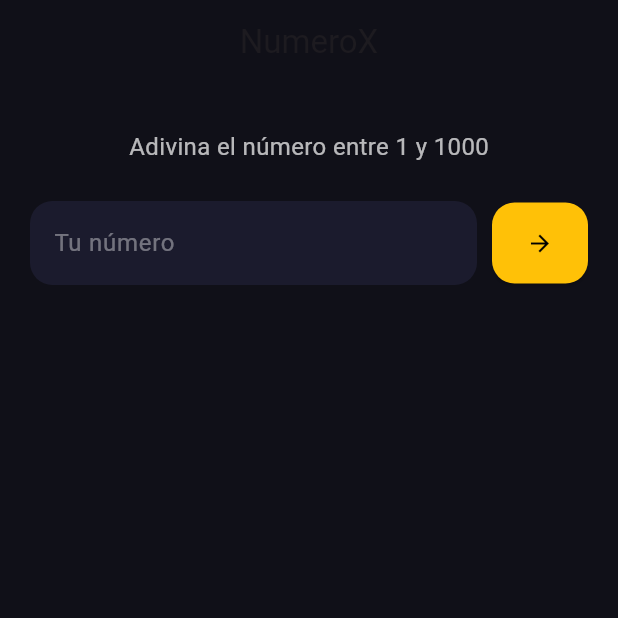
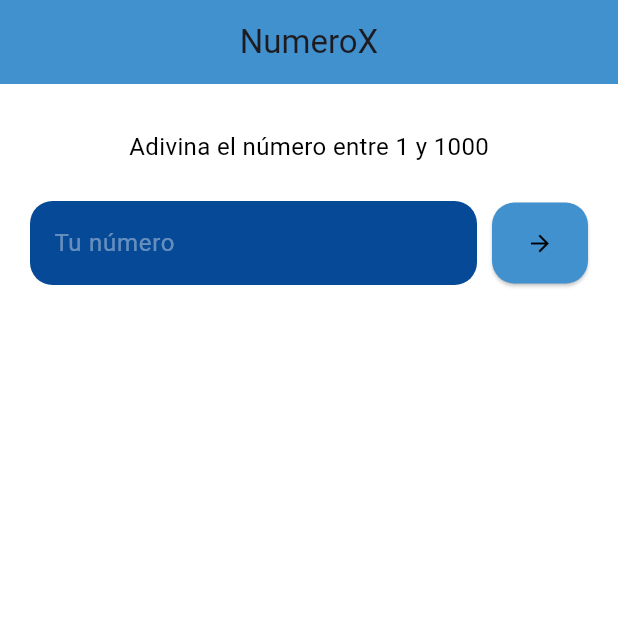
Before and after one commit to JulietaOM/app_JulietaOM, a Flutter app: the screen it shows after launch, on a phone screen of 412 x 824 dp, the top half of it. Run offline on Flutter 3.47's test engine with Material 3 defaults, Android fonts, the phone set to English and light mode, and no system bars.

Commit message:
Cambio estilo en codigo main

```diff
--- a/lib/main.dart
+++ b/lib/main.dart
@@ -25,8 +25,8 @@ class _GameScreenState extends State<GameScreen> {
   String getHint(int diff) {
     if (diff == 0) return "🎯 EXACTO";
     if (diff <= 10) return "🔥 ARDIENDO";
-    if (diff <= 30) return "☀️ CALIENTE";
-    if (diff <= 80) return "🌤️ TIBIO";
+    if (diff <= 25) return "☀️ CALIENTE";
+    if (diff <= 50) return "🌤️ TIBIO";
     return "❄️ FRÍO";
   }
 
@@ -87,13 +87,12 @@ class _GameScreenState extends State<GameScreen> {
       });
     }
   }
-
   @override
   Widget build(BuildContext context) {
     return Scaffold(
-      backgroundColor: const Color(0xFF101018),
+      backgroundColor: const Color.fromARGB(0, 162, 60, 60),
       appBar: AppBar(
-        backgroundColor: const Color(0xFF101018),
+        backgroundColor: const Color.fromARGB(255, 65, 145, 207),
         elevation: 0,
         title: const Text("NumeroX"),
         centerTitle: true,
@@ -107,11 +106,10 @@ class _GameScreenState extends State<GameScreen> {
             const Text(
               "Adivina el número entre 1 y 1000",
               style: TextStyle(
-                color: Colors.white70,
+                color: Color.fromARGB(255, 0, 0, 0),
                 fontSize: 16,
               ),
             ),
-
             const SizedBox(height: 25),
 
             Row(
@@ -125,7 +123,7 @@ class _GameScreenState extends State<GameScreen> {
                       hintText: "Tu número",
                       hintStyle: const TextStyle(color: Colors.white38),
                       filled: true,
-                      fillColor: const Color(0xFF1B1B2D),
+                      fillColor: const Color.fromARGB(255, 6, 73, 150),
                       border: OutlineInputBorder(
                         borderRadius: BorderRadius.circular(15),
                         borderSide: BorderSide.none,
@@ -137,17 +135,16 @@ class _GameScreenState extends State<GameScreen> {
                 ElevatedButton(
                   onPressed: checkNumber,
                   style: ElevatedButton.styleFrom(
-                    backgroundColor: Colors.amber,
+                    backgroundColor:  const Color.fromARGB(255, 65, 145, 207),
                     padding: const EdgeInsets.all(18),
                     shape: RoundedRectangleBorder(
                       borderRadius: BorderRadius.circular(15),
                     ),
                   ),
-                  child: const Icon(Icons.arrow_forward, color: Colors.black),
+                  child: const Icon(Icons.arrow_forward, color: Color.fromARGB(255, 0, 0, 0)),
                 )
               ],
             ),
-
             const SizedBox(height: 20),
 
             Expanded(
@@ -160,7 +157,7 @@ class _GameScreenState extends State<GameScreen> {
                     margin: const EdgeInsets.only(bottom: 12),
                     padding: const EdgeInsets.all(15),
                     decoration: BoxDecoration(
-                      color: const Color(0xFF1B1B2D),
+                      color: const Color.fromARGB(255, 6, 73, 150),
                       borderRadius: BorderRadius.circular(18),
                     ),
                     child: Column(
@@ -186,7 +183,6 @@ class _GameScreenState extends State<GameScreen> {
                             ),
                           ],
                         ),
-
                         const SizedBox(height: 10),
 
                         ClipRRect(
@@ -194,7 +190,7 @@ class _GameScreenState extends State<GameScreen> {
                           child: LinearProgressIndicator(
                             value: item['proximity'],
                             minHeight: 8,
-                            backgroundColor: Colors.white10,
+                            backgroundColor: const Color.fromARGB(0, 0, 0, 0),
                             valueColor:
                                 AlwaysStoppedAnimation(item['color']),
                           ),
```
